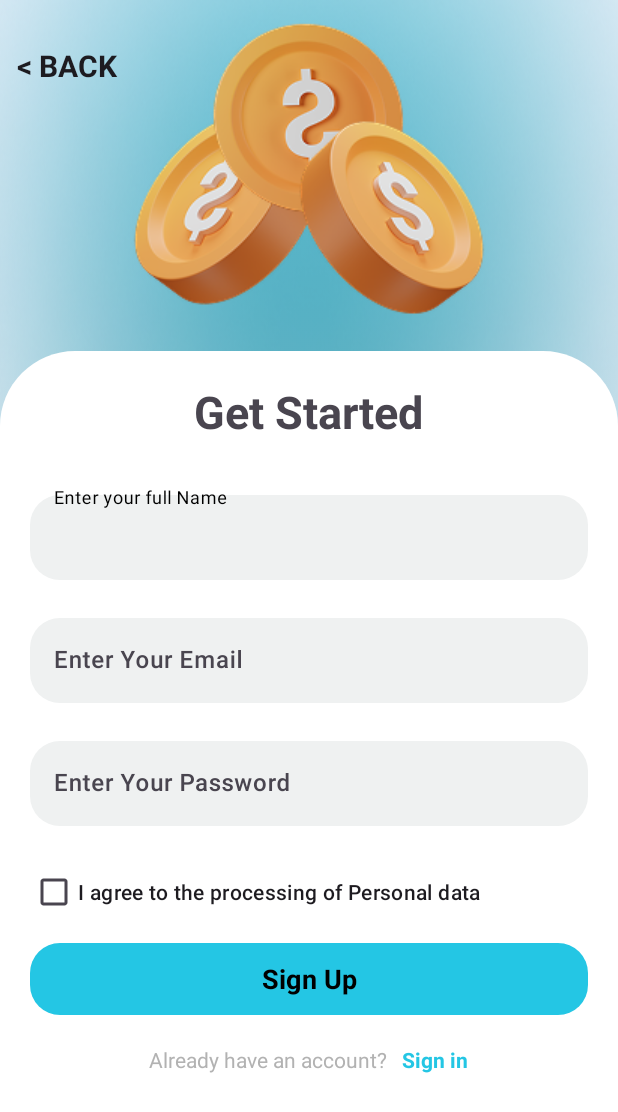
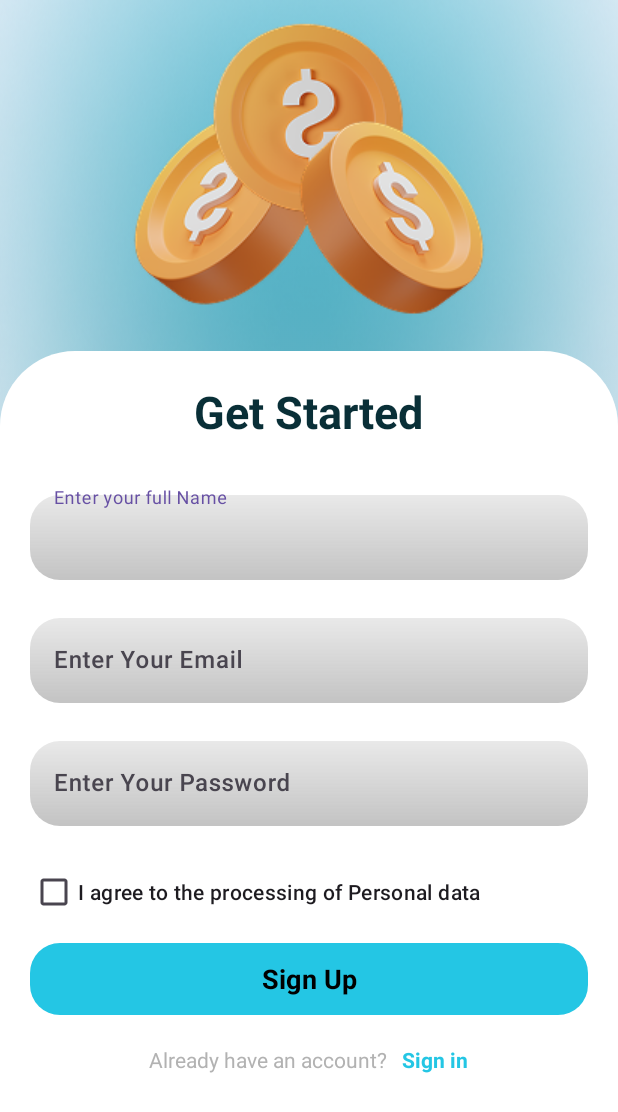
Before and after one commit to NadineMahmoud/Fundra_GraduationProject, an Android app: the screen it shows after launch (Sign_up), on a phone screen of 412 x 824 dp. Shown: the top 1112 px of the screen. Run offline under Robolectric (Android 15) with nearby library versions, the phone set to English and light mode, and no system bars; our stand-ins replace Firebase (no records; nobody signed in at launch, a user with empty details on screens opened directly).

Commit message:
third commit

```diff
--- a/app/src/main/res/drawable/signupbox.xml
+++ b/app/src/main/res/drawable/signupbox.xml
@@ -1,11 +1,21 @@
 <?xml version="1.0" encoding="utf-8"?>
-<selector xmlns:android="http://schemas.android.com/apk/res/android">
-    <item>
-        <shape xmlns:android="http://schemas.android.com/apk/res/android"
-            android:shape="rectangle">
-            <corners android:radius="20dp"/>
-            <solid android:color="@color/grey"/>
-            <stroke android:dashWidth="1dp" android:color="@color/black"/>
-        </shape>
-    </item>
-</selector>
+<shape xmlns:android="http://schemas.android.com/apk/res/android"
+    android:shape="rectangle">
+
+    <!-- Rounded corners -->
+    <corners android:radius="20dp"/>
+
+    <!-- Background color -->
+    <solid android:color="@color/grey"/>
+
+    <!-- Black stroke applied on all four sides -->
+
+    <gradient
+        android:startColor="#E9E9E9"
+        android:endColor="#3D050505"
+        android:angle="270"
+        >
+
+    </gradient>
+
+</shape>
--- /dev/null
+++ b/app/src/main/res/font/custom_font.xml
@@ -0,0 +1,5 @@
+<?xml version="1.0" encoding="utf-8"?>
+<font-family xmlns:android="http://schemas.android.com/apk/res/android">
+
+
+</font-family>
--- a/app/src/main/res/layout/activity_forget_pass.xml
+++ b/app/src/main/res/layout/activity_forget_pass.xml
@@ -29,6 +29,7 @@
         android:layout_width="wrap_content"
         android:layout_height="wrap_content"
         android:src="@drawable/reset"
+        app:layout_goneMarginTop="20dp"
         app:layout_constraintTop_toTopOf="parent"
         app:layout_constraintEnd_toEndOf="parent"
         app:layout_constraintStart_toStartOf="parent"
@@ -88,6 +89,8 @@
             android:layout_height="wrap_content"
             android:layout_marginTop="40dp"
             android:textColor="@color/black"
+            android:textFontWeight="600"
+            android:textSize="20sp"
             android:text="Continue"
             app:cornerRadius="100dp"
             android:fontFamily="sans-serif"
--- a/app/src/main/res/layout/activity_sign_up.xml
+++ b/app/src/main/res/layout/activity_sign_up.xml
@@ -9,20 +9,7 @@
     tools:context=".Sign_up">
 
 
-    <androidx.constraintlayout.utils.widget.MotionButton
-        android:id="@+id/back_btn"
-        android:layout_width="wrap_content"
-        android:layout_height="wrap_content"
-        android:text="@string/back"
-        android:textSize="20sp"
-        android:textStyle="bold"
-        android:fontFamily="sans-serif"
-        android:layout_marginTop="20dp"
-        android:background="@android:color/transparent"
-        android:elevation="0dp"
-        app:rippleColor="@android:color/transparent"
-        app:layout_constraintStart_toStartOf="parent"
-        app:layout_constraintTop_toTopOf="parent"/>
+
 
     <ImageView
         android:id="@+id/coins"
@@ -57,6 +44,7 @@
                 android:layout_width="wrap_content"
                 android:layout_height="wrap_content"
                 android:text="@string/get_started"
+                android:textColor="@color/black1"
                 android:fontFamily="sans-serif"
                 android:textStyle="bold"
                 android:textSize="30sp" />
@@ -66,8 +54,7 @@
                 android:layout_width="match_parent"
                 android:layout_height="wrap_content"
                 android:layout_marginTop="30dp"
-                app:boxStrokeColor="@color/black"
-                app:hintTextColor="@color/black">
+                app:boxStrokeColor="@color/black">
 
                 <com.google.android.material.textfield.TextInputEditText
                     android:id="@+id/namelET"
@@ -86,8 +73,7 @@
                 android:layout_width="match_parent"
                 android:layout_height="wrap_content"
                 android:layout_marginTop="20dp"
-                app:boxStrokeColor="@color/black"
-                app:hintTextColor="@color/black">
+                app:boxStrokeColor="@color/black">
 
                 <com.google.android.material.textfield.TextInputEditText
                     android:id="@+id/emailET"
--- a/app/src/main/res/values/colors.xml
+++ b/app/src/main/res/values/colors.xml
@@ -4,9 +4,10 @@
     <color name="white">#FFFFFFFF</color>
     <color name="teal_200">#FF03DAC5</color>
     <color name="teal_700">#FF018786</color>
-    <color name="grey">#EFF1F1</color>
+    <color name="grey">#E9E9E9</color>
     <color name="navy_blue">#24C6E4</color>
     <color name="primary">#FFFFFF</color>
     <color name="darkGray">#092F37</color>
     <color name="grey1">#B2B2B2</color>
+    <color name="black1">#092F37</color>
 </resources>
--- a/app/src/main/res/values/strings.xml
+++ b/app/src/main/res/values/strings.xml
@@ -22,7 +22,9 @@
     <string name="donation">Donation</string>
     <string name="Companies">Companies</string>
     <string name="wellcome_back">Wellcome Back</string>
-    <string name="back"><![CDATA[< Back]]></string>
     <string name="enter_your_full_name">Enter your full Name</string>
     <string name="sign">Sign Up</string>
+    <string name="Back">back</string>
+    <string name="back">Back</string>
+
 </resources>
```
